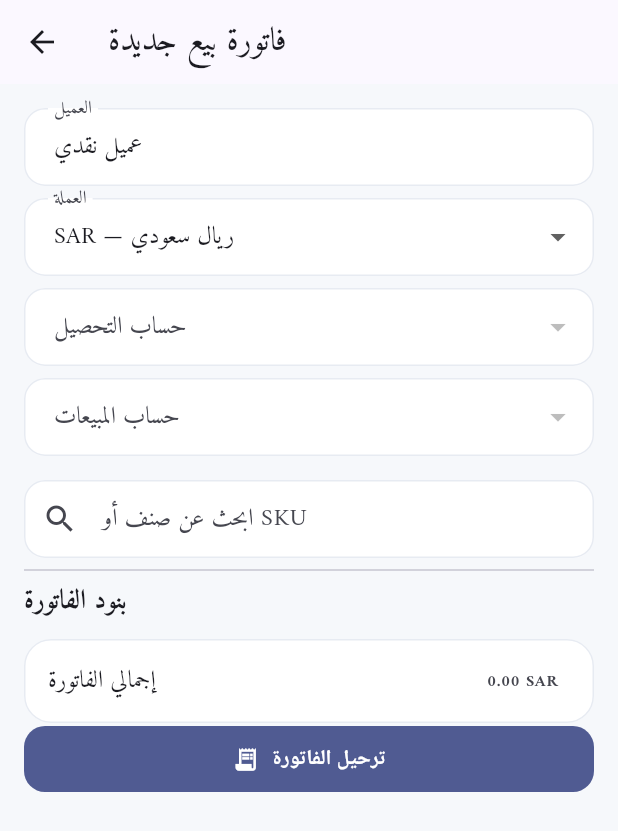
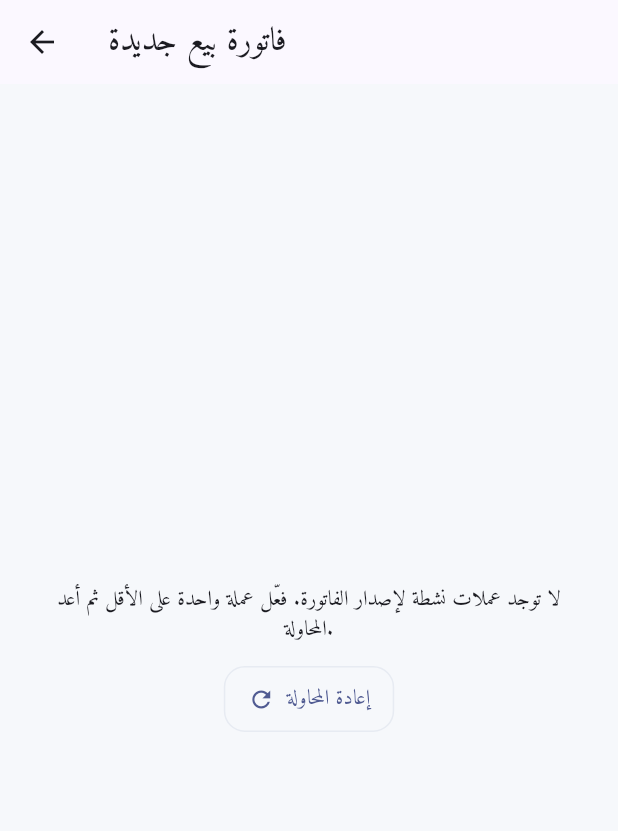
Before and after one commit to goodlooking3/3005, a Flutter app: the SalesInvoiceScreen screen opened directly, on a phone screen of 412 x 824 dp. Shown: the top 831 px of the screen. Run offline on Flutter 3.47's test engine with Material 3 defaults, Android fonts, the phone set to English and light mode, and no system bars; our stand-ins replace file_picker, flutter_secure_storage, local_auth, printing, shared_preferences, sqflite and 1 more; missing offline and left inert: cryptography, excel; accounts and stored records are empty.

Commit message:
Harden sales invoice and returns experience

```diff
--- a/lib/features/my_sales/presentation/screens/sales_invoice_screen.dart
+++ b/lib/features/my_sales/presentation/screens/sales_invoice_screen.dart
@@ -59,13 +59,35 @@ class _SalesInvoiceScreenState extends State<SalesInvoiceScreen> {
       final loadedParties = await accounting.parties();
       final loadedCurrencies = await currencies.activeCurrencies();
       if (!mounted) return;
+      if (loadedCurrencies.isEmpty) {
+        setState(() {
+          items = loadedItems;
+          accounts = loadedAccounts;
+          parties = loadedParties;
+          currencyOptions = const [];
+          error = 'لا توجد عملات نشطة لإصدار الفاتورة. فعّل عملة واحدة على الأقل ثم أعد المحاولة.';
+          loading = false;
+        });
+        return;
+      }
+      final selectedCurrency = loadedCurrencies.any((option) =>
+              option.code.trim().toUpperCase() == currency.toUpperCase())
+          ? currency.toUpperCase()
+          : loadedCurrencies.first.code.trim().toUpperCase();
       setState(() {
         items = loadedItems;
         accounts = loadedAccounts;
         parties = loadedParties;
         currencyOptions = loadedCurrencies;
-        cashAccountId = _firstAccount(AccountKind.cash, AccountKind.bank)?.id;
-        salesAccountId = _firstAccount(AccountKind.revenue)?.id;
+        currency = selectedCurrency;
+        cashAccountId = _firstAccount(
+                first: AccountKind.cash,
+                second: AccountKind.bank,
+                currency: selectedCurrency)
+            ?.id;
+        salesAccountId = _firstAccount(
+                first: AccountKind.revenue, currency: selectedCurrency)
+            ?.id;
         loading = false;
       });
     } catch (value) {
@@ -77,9 +99,16 @@ class _SalesInvoiceScreenState extends State<SalesInvoiceScreen> {
     }
   }
 
-  Account? _firstAccount(AccountKind first, [AccountKind? second]) {
+  Account? _firstAccount({
+    required AccountKind first,
+    AccountKind? second,
+    required String currency,
+  }) {
     for (final account in accounts) {
-      if (account.kind == first || (second != null && account.kind == second)) {
+      if (account.active &&
+          !account.isGroup &&
+          (account.kind == first || (second != null && account.kind == second)) &&
+          _supportsCurrency(account, currency)) {
         return account;
       }
     }
@@ -100,7 +129,7 @@ class _SalesInvoiceScreenState extends State<SalesInvoiceScreen> {
       0, (total, item) => total + _quantity(item) * item.salePrice);
   void _setCurrency(String value) {
     setState(() {
-      currency = value;
+      currency = value.trim().toUpperCase();
       if (!_accountSupportsCurrency(cashAccountId, currency)) {
         cashAccountId = null;
       }
@@ -119,11 +148,16 @@ class _SalesInvoiceScreenState extends State<SalesInvoiceScreen> {
     if (accountId == null) return false;
     for (final account in accounts) {
       if (account.id == accountId) {
-        return account.supportedCurrencies.contains(value);
+        return _supportsCurrency(account, value);
       }
     }
     return false;
   }
+
+  bool _supportsCurrency(Account account, String value) =>
+      account.supportedCurrencies.any(
+        (currency) => currency.trim().toUpperCase() == value.toUpperCase(),
+      );
 
   List<InventoryItem> get cart =>
       items.where((item) => quantities.containsKey(item.id)).toList();
@@ -139,9 +173,20 @@ class _SalesInvoiceScreenState extends State<SalesInvoiceScreen> {
 
   double _quantity(InventoryItem item) => quantities[item.id] ?? 0;
 
+  String _formatQuantity(double value) => value.truncateToDouble() == value
+      ? value.toStringAsFixed(0)
+      : value
+          .toStringAsFixed(2)
+          .replaceFirst(RegExp(r'0+$'), '')
+          .replaceFirst(RegExp(r'\.$'), '');
+
   void _add(InventoryItem item) {
-    if (item.id == null || _quantity(item) >= item.quantity) return;
-    setState(() => quantities[item.id!] = _quantity(item) + 1);
+    if (item.id == null) return;
+    final current = _quantity(item);
+    final remaining = item.quantity - current;
+    if (remaining <= 0) return;
+    final increment = remaining >= 1 ? 1.0 : remaining;
+    setState(() => quantities[item.id!] = current + increment);
   }
 
   void _remove(InventoryItem item) {
@@ -173,10 +218,11 @@ class _SalesInvoiceScreenState extends State<SalesInvoiceScreen> {
       loading = true;
       error = null;
     });
+    final invoiceNumber = 'SALE-${DateTime.now().millisecondsSinceEpoch}';
     try {
       await SalesEngine().completeSale(
         invoice: SalesInvoice(
-          number: 'SALE-${DateTime.now().millisecondsSinceEpoch}',
+          number: invoiceNumber,
           customerName: customer.text.trim(),
           paymentAccount:
               accounts.firstWhere((a) => a.id == cashAccountId).name,
@@ -187,7 +233,7 @@ class _SalesInvoiceScreenState extends State<SalesInvoiceScreen> {
         cashAccountId: cashAccountId!,
         salesAccountId: salesAccountId!,
       );
-      if (mounted) Navigator.pop(context, true);
+      if (mounted) Navigator.pop(context, invoiceNumber);
     } catch (_) {
       if (mounted)
         setState(() {
@@ -199,15 +245,23 @@ class _SalesInvoiceScreenState extends State<SalesInvoiceScreen> {
 
   @override
   Widget build(BuildContext context) {
-    if (items.isEmpty && (loading || error != null))
+    if (loading && items.isEmpty)
       return Scaffold(
         body: Center(
-          child: loading
-              ? const CircularProgressIndicator()
-              : Column(
+          child: const CircularProgressIndicator(),
+        ),
+      );
+    if (!loading && currencyOptions.isEmpty)
+      return Scaffold(
+        appBar: AppBar(title: const Text('فاتورة بيع جديدة')),
+        body: Center(
+          child: Padding(
+            padding: const EdgeInsets.all(24),
+            child: Column(
               mainAxisSize: MainAxisSize.min,
               children: [
-                    Text(error!, textAlign: TextAlign.center),
+                Text(error ?? 'لا توجد عملات نشطة لإصدار الفاتورة.',
+                    textAlign: TextAlign.center),
                 const SizedBox(height: 12),
                 OutlinedButton.icon(
                   onPressed: _load,
@@ -217,17 +271,22 @@ class _SalesInvoiceScreenState extends State<SalesInvoiceScreen> {
               ],
             ),
           ),
+        ),
       );
     final cashAccounts = accounts
         .where((a) =>
+            a.active &&
+            !a.isGroup &&
             (a.kind == AccountKind.cash || a.kind == AccountKind.bank) &&
-            a.supportedCurrencies.contains(currency))
+            _supportsCurrency(a, currency))
         .toList();
     final revenueAccounts =
         accounts
             .where((a) =>
+                a.active &&
+                !a.isGroup &&
                 a.kind == AccountKind.revenue &&
-                a.supportedCurrencies.contains(currency))
+                _supportsCurrency(a, currency))
             .toList();
     return Scaffold(
       appBar: AppBar(title: const Text('فاتورة بيع جديدة')),
@@ -252,26 +311,23 @@ class _SalesInvoiceScreenState extends State<SalesInvoiceScreen> {
           final compact = constraints.maxWidth < 520;
           final fields = [
             DropdownButtonFormField<String>(
+                  key: const ValueKey('sale-currency'),
                   value: currency,
                   decoration: const InputDecoration(labelText: 'العملة'),
-                  items: (currencyOptions.isEmpty
-                          ? [
-                              const CurrencyOption(
-                                  code: 'SAR',
-                                  name: 'ريال سعودي',
-                                  symbol: 'ر.س')
-                            ]
-                          : currencyOptions)
+                  items: currencyOptions
                       .map((item) => DropdownMenuItem(
                           value: item.code,
                           child: Text('${item.code} — ${item.name}')))
                       .toList(),
-                  onChanged: (value) => _setCurrency(value ?? 'SAR')),
+                  onChanged: (value) {
+                    if (value != null) _setCurrency(value);
+                  }),
         DropdownButtonFormField<int>(
+            key: const ValueKey('sale-cash-account'),
             value: cashAccountId,
                 decoration: const InputDecoration(labelText: 'حساب التحصيل'),
                 items: cashAccounts
-                    .map((a) => DropdownMenuItem(value: a.id, child: Text(a.name)))
+                    .map((a) => DropdownMenuItem(value: a.id, child: Text('${a.code} — ${a.name}')))
                     .toList(),
                 onChanged: (value) => setState(() => cashAccountId = value)),
           ];
@@ -281,10 +337,12 @@ class _SalesInvoiceScreenState extends State<SalesInvoiceScreen> {
         }),
         const SizedBox(height: 8),
         DropdownButtonFormField<int>(
+            key: const ValueKey('sale-revenue-account'),
             value: salesAccountId,
             decoration: const InputDecoration(labelText: 'حساب المبيعات'),
             items: revenueAccounts
-                .map((a) => DropdownMenuItem(value: a.id, child: Text(a.name)))
+                .map((a) => DropdownMenuItem(
+                    value: a.id, child: Text('${a.code} — ${a.name}')))
                 .toList(),
             onChanged: (value) => setState(() => salesAccountId = value)),
         const SizedBox(height: 16),
@@ -293,12 +351,26 @@ class _SalesInvoiceScreenState extends State<SalesInvoiceScreen> {
             decoration: const InputDecoration(
                 prefixIcon: Icon(Icons.search),
                 labelText: 'ابحث عن صنف أو SKU')),
+        if (filteredItems.isEmpty)
+          Card(
+            child: ListTile(
+              leading: const Icon(Icons.search_off_outlined),
+              title: Text(search.text.trim().isEmpty
+                  ? 'لا توجد أصناف متاحة بهذه العملة'
+                  : 'لا توجد أصناف تطابق البحث'),
+              subtitle: const Text('جرّب عملة أخرى أو غيّر عبارة البحث.'),
+            ),
+          ),
         ...filteredItems.map((item) => ListTile(
             title: Text(item.name),
-            subtitle:
-                Text('${item.sku} — متاح ${item.quantity} ${item.currency}'),
+            subtitle: Text(
+                '${item.sku} — متاح ${_formatQuantity(item.quantity)} ${item.currency}'),
             trailing: IconButton(
-                onPressed: () => _add(item),
+                key: ValueKey('sale-add-${item.id}'),
+                tooltip: 'إضافة ${item.name} إلى الفاتورة',
+                onPressed: _quantity(item) >= item.quantity
+                    ? null
+                    : () => _add(item),
                 icon: const Icon(Icons.add_shopping_cart)))),
         const Divider(),
         const Text('بنود الفاتورة',
@@ -306,11 +378,11 @@ class _SalesInvoiceScreenState extends State<SalesInvoiceScreen> {
         ...cart.map((item) => ListTile(
             title: Text(item.name),
             subtitle: Text(
-                '${(_quantity(item) * item.salePrice).toStringAsFixed(2)} $currency'),
+                '${_formatQuantity(_quantity(item))} × ${item.salePrice.toStringAsFixed(2)} = ${(_quantity(item) * item.salePrice).toStringAsFixed(2)} $currency'),
             leading: IconButton(
                 onPressed: () => _remove(item),
                 icon: const Icon(Icons.remove_circle_outline)),
-            trailing: Text(_quantity(item).toStringAsFixed(0)))),
+            trailing: Text(_formatQuantity(_quantity(item))))),
         const SizedBox(height: 12),
         Card(
           child: ListTile(
```
Also changed, not shown: lib/features/my_sales/presentation/screens/my_sales_dashboard.dart (+9 -4 lines), lib/features/my_sales/presentation/screens/sales_return_details_screen_part.dart (+36 -20 lines), lib/features/my_sales/presentation/screens/sales_reversals_screen.dart (+5 -3 lines), 1 other file. Lines whose indentation alone changed are shown as unchanged.
